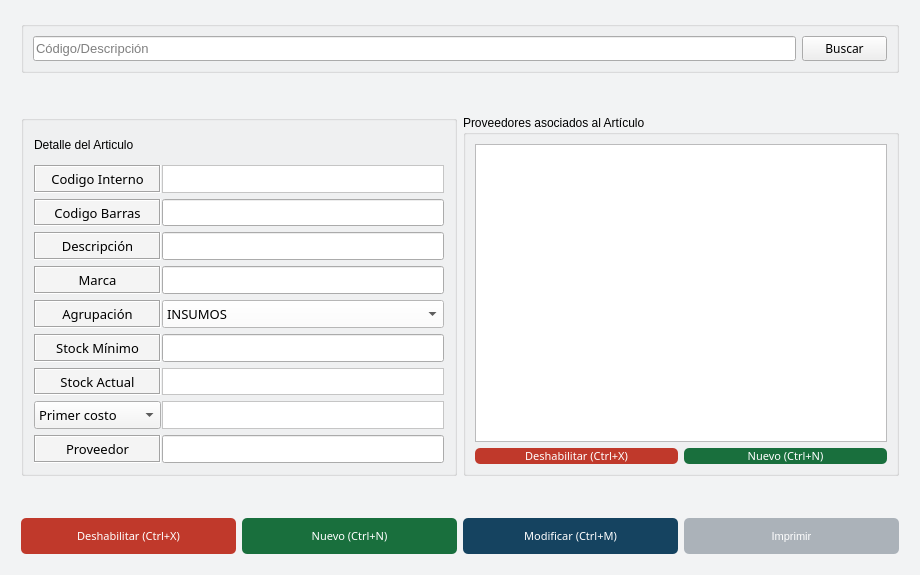
The window that Vistas/gui/detalles/articulo_detalle.ui (Lonaris/Corupel) describes before a commit, drawn with Qt 5.
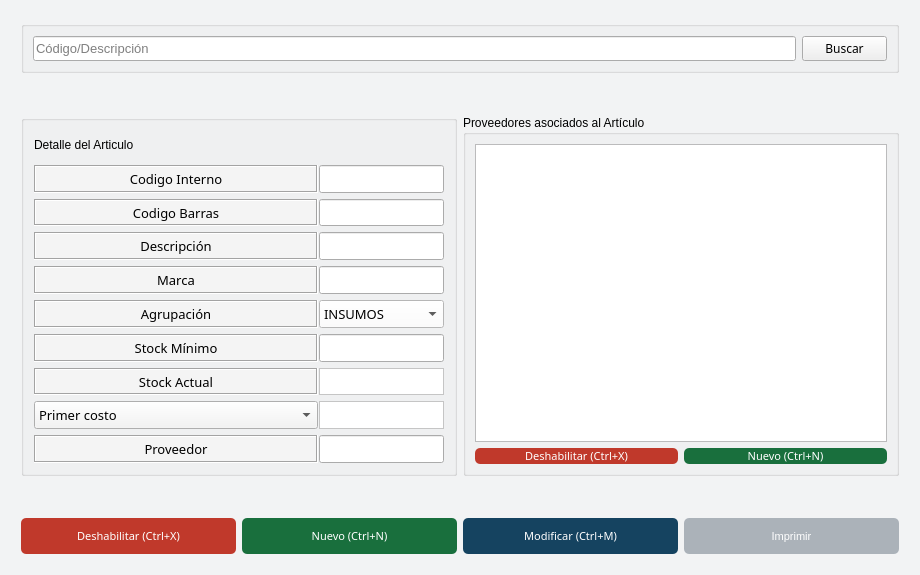
The same window after the commit. Icons and pictures are not drawn.

What changed in the file:
```diff
--- a/Vistas/gui/detalles/articulo_detalle.ui
+++ b/Vistas/gui/detalles/articulo_detalle.ui
@@ -572,7 +572,7 @@
          <property name="flat">
           <bool>false</bool>
          </property>
-         <layout class="QGridLayout" name="gridLayout_3" columnstretch="20,80">
+         <layout class="QGridLayout" name="gridLayout_3" columnstretch="20,0">
           <property name="leftMargin">
            <number>10</number>
           </property>
@@ -1027,41 +1027,6 @@
             </property>
            </widget>
           </item>
-          <item row="1" column="1">
-           <widget class="QLabel" name="art_id">
-            <property name="sizePolicy">
-             <sizepolicy hsizetype="Expanding" vsizetype="Minimum">
-              <horstretch>0</horstretch>
-              <verstretch>0</verstretch>
-             </sizepolicy>
-            </property>
-            <property name="font">
-             <font>
-              <family>DokChampa</family>
-              <pointsize>10</pointsize>
-              <weight>50</weight>
-              <bold>false</bold>
-             </font>
-            </property>
-            <property name="styleSheet">
-             <string notr="true">#art_id{
-background-color: #ffffff;
-}</string>
-            </property>
-            <property name="frameShape">
-             <enum>QFrame::StyledPanel</enum>
-            </property>
-            <property name="text">
-             <string/>
-            </property>
-            <property name="alignment">
-             <set>Qt::AlignLeading|Qt::AlignLeft|Qt::AlignTop</set>
-            </property>
-            <property name="wordWrap">
-             <bool>false</bool>
-            </property>
-           </widget>
-          </item>
           <item row="2" column="1">
            <widget class="QLineEdit" name="art_cod_barras">
             <property name="sizePolicy">
@@ -1202,6 +1167,36 @@
             </property>
            </widget>
           </item>
+          <item row="1" column="1">
+           <widget class="QLineEdit" name="art_id">
+            <property name="sizePolicy">
+             <sizepolicy hsizetype="Expanding" vsizetype="Minimum">
+              <horstretch>0</horstretch>
+              <verstretch>0</verstretch>
+             </sizepolicy>
+            </property>
+            <property name="font">
+             <font>
+              <family>DokChampa</family>
+              <pointsize>10</pointsize>
+              <weight>50</weight>
+              <bold>false</bold>
+             </font>
+            </property>
+            <property name="text">
+             <string/>
+            </property>
+            <property name="frame">
+             <bool>true</bool>
+            </property>
+            <property name="dragEnabled">
+             <bool>false</bool>
+            </property>
+            <property name="readOnly">
+             <bool>false</bool>
+            </property>
+           </widget>
+          </item>
          </layout>
         </widget>
        </item>
```
